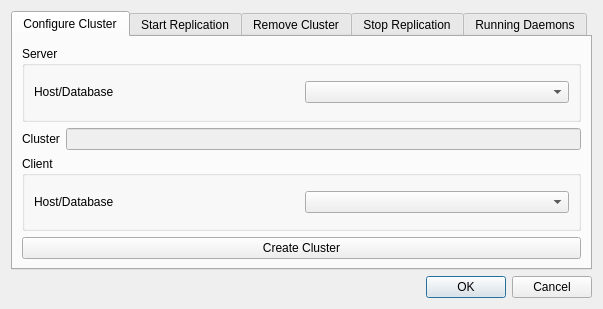
This is dsg_management_tools_dialog_base.ui in dsgoficial/DSGManagementTools as Qt 5 draws it before an edit. The edited form follows.
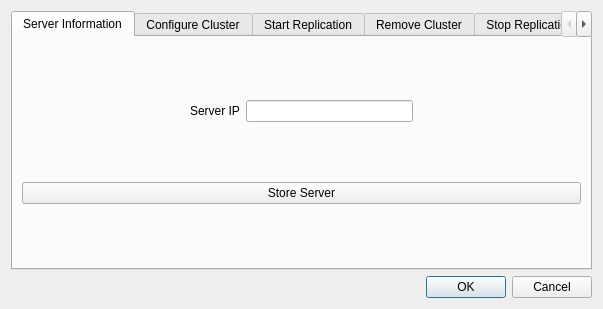
This is the edited form.

Commit message: Server configuration

```diff
--- a/dsg_management_tools_dialog_base.ui
+++ b/dsg_management_tools_dialog_base.ui
@@ -29,6 +29,67 @@
      <property name="currentIndex">
       <number>0</number>
      </property>
+     <widget class="QWidget" name="tab_5">
+      <attribute name="title">
+       <string>Server Information</string>
+      </attribute>
+      <layout class="QGridLayout" name="gridLayout_13">
+       <item row="0" column="0">
+        <layout class="QHBoxLayout" name="horizontalLayout">
+         <item>
+          <spacer name="horizontalSpacer">
+           <property name="orientation">
+            <enum>Qt::Horizontal</enum>
+           </property>
+           <property name="sizeHint" stdset="0">
+            <size>
+             <width>128</width>
+             <height>20</height>
+            </size>
+           </property>
+          </spacer>
+         </item>
+         <item>
+          <widget class="QLabel" name="label_8">
+           <property name="text">
+            <string>Server IP</string>
+           </property>
+          </widget>
+         </item>
+         <item>
+          <widget class="QLineEdit" name="ipLineEdit">
+           <property name="inputMask">
+            <string/>
+           </property>
+           <property name="text">
+            <string/>
+           </property>
+          </widget>
+         </item>
+         <item>
+          <spacer name="horizontalSpacer_2">
+           <property name="orientation">
+            <enum>Qt::Horizontal</enum>
+           </property>
+           <property name="sizeHint" stdset="0">
+            <size>
+             <width>118</width>
+             <height>20</height>
+            </size>
+           </property>
+          </spacer>
+         </item>
+        </layout>
+       </item>
+       <item row="1" column="0">
+        <widget class="QPushButton" name="saveServerButton">
+         <property name="text">
+          <string>Store Server</string>
+         </property>
+        </widget>
+       </item>
+      </layout>
+     </widget>
      <widget class="QWidget" name="tab">
       <attribute name="title">
        <string>Configure Cluster</string>
```
Left out of the diff: 2 changed lines with no effect on the pictures. The commit also changes 3 other files.
